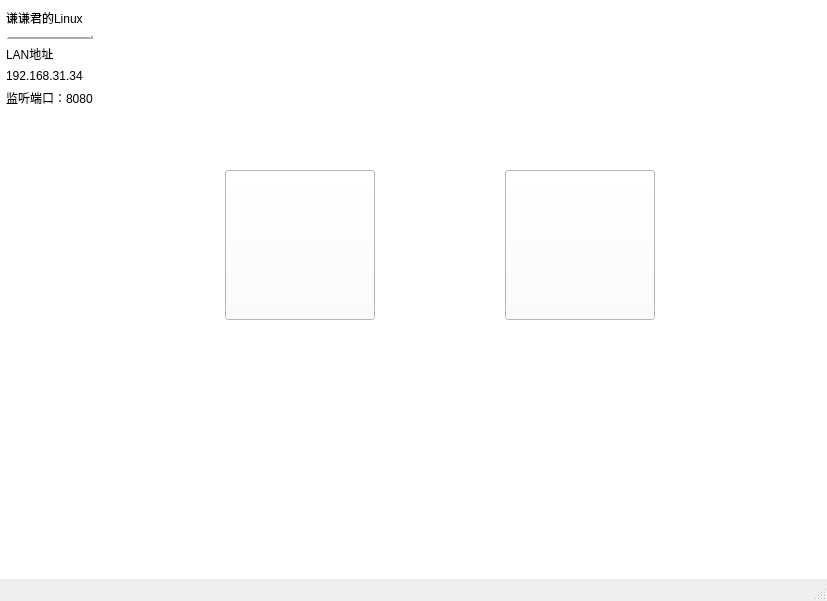
Before: the Qt Designer form mainui.ui in qianqianjun/QinLinTransfer, drawn with Qt 5.
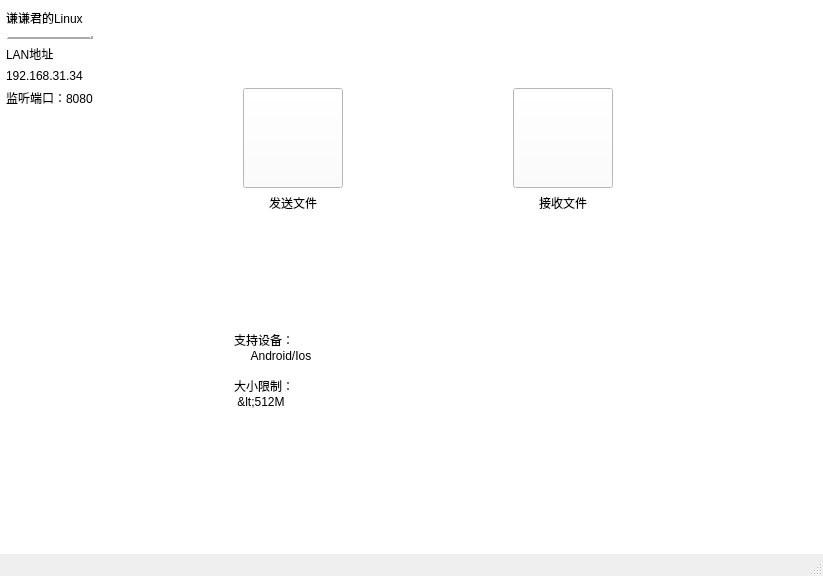
After: the same form once the commit is applied. The open tabs and pages were chosen to show the change. Icons and pictures are not drawn.

Commit message: 界面修改  Please enter the commit message for your changes. Lines starting

```diff
--- a/mainui.ui
+++ b/mainui.ui
@@ -6,8 +6,8 @@
    <rect>
     <x>0</x>
     <y>0</y>
-    <width>827</width>
-    <height>601</height>
+    <width>823</width>
+    <height>576</height>
    </rect>
   </property>
   <property name="windowTitle">
@@ -314,37 +314,183 @@
        </layout>
       </widget>
       <widget class="QWidget" name="web">
-       <widget class="QPushButton" name="sendbtn">
+       <widget class="QWidget" name="widget_12" native="true">
         <property name="geometry">
          <rect>
           <x>120</x>
-          <y>170</y>
-          <width>150</width>
-          <height>150</height>
+          <y>70</y>
+          <width>406</width>
+          <height>348</height>
          </rect>
         </property>
-        <property name="styleSheet">
-         <string notr="true">border-image: url(:/new/pic/image/4baa28a7a5c4097ccba3ad471ba529c0.png);</string>
-        </property>
-        <property name="text">
-         <string/>
-        </property>
-       </widget>
-       <widget class="QPushButton" name="sendbtn_2">
-        <property name="geometry">
-         <rect>
-          <x>400</x>
-          <y>170</y>
-          <width>150</width>
-          <height>150</height>
-         </rect>
-        </property>
-        <property name="styleSheet">
-         <string notr="true">border-image: url(:/new/pic/image/ee529b5f885f3e0c0574cace9080536e.png);</string>
-        </property>
-        <property name="text">
-         <string/>
-        </property>
+        <layout class="QVBoxLayout" name="verticalLayout_8">
+         <item>
+          <widget class="QWidget" name="widget_10" native="true">
+           <layout class="QHBoxLayout" name="horizontalLayout_9">
+            <item>
+             <widget class="QWidget" name="widget_8" native="true">
+              <layout class="QVBoxLayout" name="verticalLayout_5">
+               <item>
+                <widget class="QPushButton" name="sendbtn">
+                 <property name="sizePolicy">
+                  <sizepolicy hsizetype="Fixed" vsizetype="Fixed">
+                   <horstretch>0</horstretch>
+                   <verstretch>0</verstretch>
+                  </sizepolicy>
+                 </property>
+                 <property name="minimumSize">
+                  <size>
+                   <width>100</width>
+                   <height>100</height>
+                  </size>
+                 </property>
+                 <property name="maximumSize">
+                  <size>
+                   <width>100</width>
+                   <height>100</height>
+                  </size>
+                 </property>
+                 <property name="styleSheet">
+                  <string notr="true">border-image: url(:/new/pic/image/4baa28a7a5c4097ccba3ad471ba529c0.png);</string>
+                 </property>
+                 <property name="text">
+                  <string/>
+                 </property>
+                </widget>
+               </item>
+               <item>
+                <widget class="QLabel" name="label">
+                 <property name="text">
+                  <string>发送文件</string>
+                 </property>
+                 <property name="alignment">
+                  <set>Qt::AlignCenter</set>
+                 </property>
+                </widget>
+               </item>
+               <item>
+                <spacer name="verticalSpacer_3">
+                 <property name="orientation">
+                  <enum>Qt::Vertical</enum>
+                 </property>
+                 <property name="sizeHint" stdset="0">
+                  <size>
+                   <width>20</width>
+                   <height>40</height>
+                  </size>
+                 </property>
+                </spacer>
+               </item>
+              </layout>
+             </widget>
+            </item>
+            <item>
+             <spacer name="horizontalSpacer_10">
+              <property name="orientation">
+               <enum>Qt::Horizontal</enum>
+              </property>
+              <property name="sizeHint" stdset="0">
+               <size>
+                <width>40</width>
+                <height>20</height>
+               </size>
+              </property>
+             </spacer>
+            </item>
+            <item>
+             <spacer name="horizontalSpacer_9">
+              <property name="orientation">
+               <enum>Qt::Horizontal</enum>
+              </property>
+              <property name="sizeHint" stdset="0">
+               <size>
+                <width>40</width>
+                <height>20</height>
+               </size>
+              </property>
+             </spacer>
+            </item>
+            <item>
+             <widget class="QWidget" name="widget_9" native="true">
+              <layout class="QVBoxLayout" name="verticalLayout_6">
+               <item>
+                <widget class="QPushButton" name="sendbtn_2">
+                 <property name="sizePolicy">
+                  <sizepolicy hsizetype="Fixed" vsizetype="Fixed">
+                   <horstretch>0</horstretch>
+                   <verstretch>0</verstretch>
+                  </sizepolicy>
+                 </property>
+                 <property name="minimumSize">
+                  <size>
+                   <width>100</width>
+                   <height>100</height>
+                  </size>
+                 </property>
+                 <property name="maximumSize">
+                  <size>
+                   <width>100</width>
+                   <height>100</height>
+                  </size>
+                 </property>
+                 <property name="styleSheet">
+                  <string notr="true">border-image: url(:/new/pic/image/ee529b5f885f3e0c0574cace9080536e.png);</string>
+                 </property>
+                 <property name="text">
+                  <string/>
+                 </property>
+                </widget>
+               </item>
+               <item>
+                <widget class="QLabel" name="label_7">
+                 <property name="text">
+                  <string>接收文件</string>
+                 </property>
+                 <property name="alignment">
+                  <set>Qt::AlignCenter</set>
+                 </property>
+                </widget>
+               </item>
+               <item>
+                <spacer name="verticalSpacer_4">
+                 <property name="orientation">
+                  <enum>Qt::Vertical</enum>
+                 </property>
+                 <property name="sizeHint" stdset="0">
+                  <size>
+                   <width>20</width>
+                   <height>40</height>
+                  </size>
+                 </property>
+                </spacer>
+               </item>
+              </layout>
+             </widget>
+            </item>
+           </layout>
+          </widget>
+         </item>
+         <item>
+          <widget class="QWidget" name="widget_11" native="true">
+           <layout class="QVBoxLayout" name="verticalLayout_7">
+            <item>
+             <widget class="QLabel" name="label_8">
+              <property name="text">
+               <string>支持设备：
+     Android/Ios 
+
+大小限制：
+ &lt;512M</string>
+              </property>
+              <property name="alignment">
+               <set>Qt::AlignLeading|Qt::AlignLeft|Qt::AlignVCenter</set>
+              </property>
+             </widget>
+            </item>
+           </layout>
+          </widget>
+         </item>
+        </layout>
        </widget>
       </widget>
       <widget class="QWidget" name="setting">
```
Left out of the diff: 8 changed lines with no effect on the pictures.
